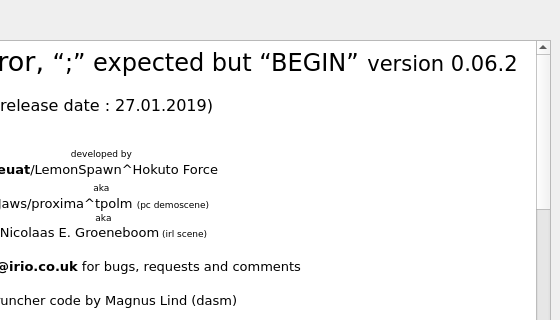
Qt form source/dialogabout.ui (leuat/TRSE) before a commit; both pictures show x 350 to 910 and y 0 to 320 of the 910 by 446 pixel window.
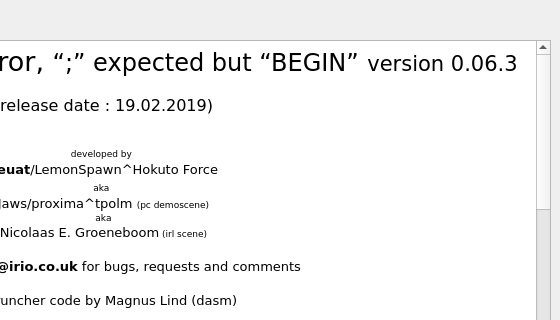
The same form after that commit. Icons and pictures are not drawn.

Commit message: Ready for release

Patch:
```diff
--- a/source/dialogabout.ui
+++ b/source/dialogabout.ui
@@ -46,8 +46,8 @@
 &lt;html&gt;&lt;head&gt;&lt;meta name=&quot;qrichtext&quot; content=&quot;1&quot; /&gt;&lt;style type=&quot;text/css&quot;&gt;
 p, li { white-space: pre-wrap; }
 &lt;/style&gt;&lt;/head&gt;&lt;body style=&quot; font-family:'Verdana'; font-size:10pt; font-weight:400; font-style:normal;&quot;&gt;
-&lt;p align=&quot;center&quot; style=&quot; margin-top:18px; margin-bottom:12px; margin-left:0px; margin-right:0px; -qt-block-indent:0; text-indent:0px;&quot;&gt;&lt;span style=&quot; font-size:xx-large;&quot;&gt;Turbo Rascal Syntax error, &lt;/span&gt;&lt;span style=&quot; font-size:18pt;&quot;&gt;“;” expected but “BEGIN”&lt;/span&gt;&lt;span style=&quot; font-size:20pt;&quot;&gt; &lt;/span&gt;&lt;span style=&quot; font-size:16pt;&quot;&gt;version 0.06.2&lt;/span&gt;&lt;/p&gt;
-&lt;p align=&quot;center&quot; style=&quot; margin-top:18px; margin-bottom:12px; margin-left:0px; margin-right:0px; -qt-block-indent:0; text-indent:0px;&quot;&gt;&lt;span style=&quot; font-size:12pt;&quot;&gt;(release date : 27.01.2019)&lt;/span&gt;&lt;/p&gt;
+&lt;p align=&quot;center&quot; style=&quot; margin-top:18px; margin-bottom:12px; margin-left:0px; margin-right:0px; -qt-block-indent:0; text-indent:0px;&quot;&gt;&lt;span style=&quot; font-size:xx-large;&quot;&gt;Turbo Rascal Syntax error, &lt;/span&gt;&lt;span style=&quot; font-size:18pt;&quot;&gt;“;” expected but “BEGIN”&lt;/span&gt;&lt;span style=&quot; font-size:20pt;&quot;&gt; &lt;/span&gt;&lt;span style=&quot; font-size:16pt;&quot;&gt;version 0.06.3&lt;/span&gt;&lt;/p&gt;
+&lt;p align=&quot;center&quot; style=&quot; margin-top:18px; margin-bottom:12px; margin-left:0px; margin-right:0px; -qt-block-indent:0; text-indent:0px;&quot;&gt;&lt;span style=&quot; font-size:12pt;&quot;&gt;(release date : 19.02.2019)&lt;/span&gt;&lt;/p&gt;
 &lt;p align=&quot;center&quot; style=&quot;-qt-paragraph-type:empty; margin-top:0px; margin-bottom:0px; margin-left:0px; margin-right:0px; -qt-block-indent:0; text-indent:0px;&quot;&gt;&lt;br /&gt;&lt;/p&gt;
 &lt;p align=&quot;center&quot; style=&quot; margin-top:0px; margin-bottom:0px; margin-left:0px; margin-right:0px; -qt-block-indent:0; text-indent:0px;&quot;&gt;&lt;img src=&quot;:/resources/images/creatures.png&quot; width=&quot;160&quot; /&gt;&lt;/p&gt;
 &lt;p align=&quot;center&quot; style=&quot; margin-top:0px; margin-bottom:0px; margin-left:0px; margin-right:0px; -qt-block-indent:0; text-indent:0px;&quot;&gt;&lt;span style=&quot; font-size:7pt;&quot;&gt;developed by&lt;/span&gt; &lt;/p&gt;
```
The commit also changes 12 other files.
